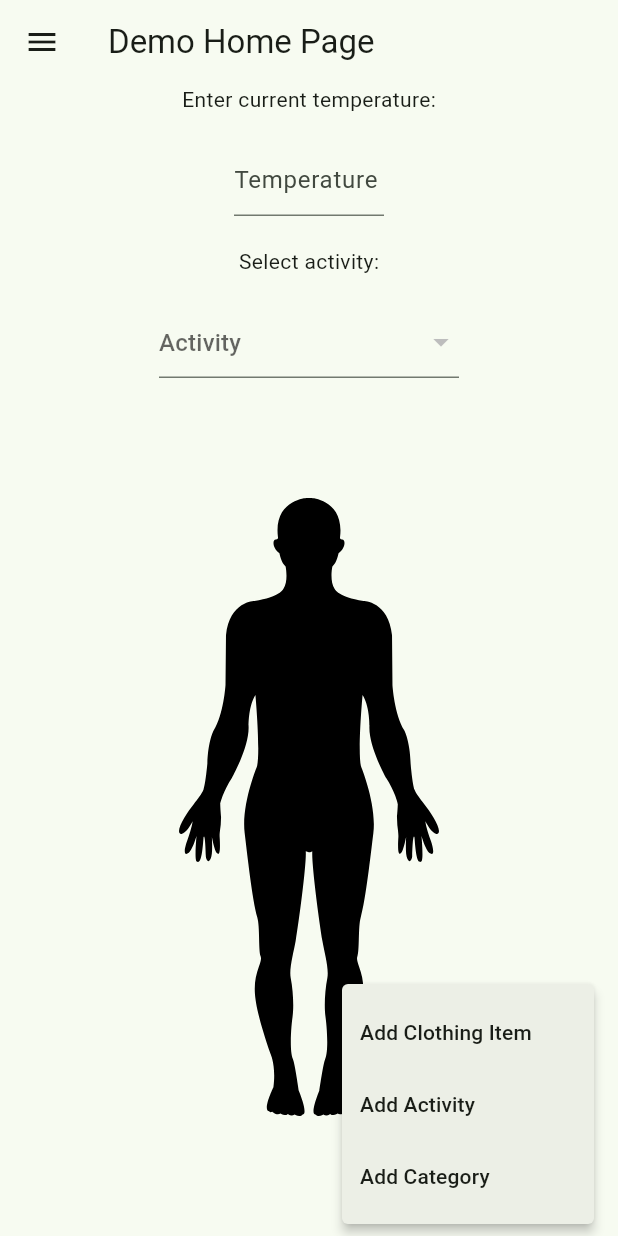
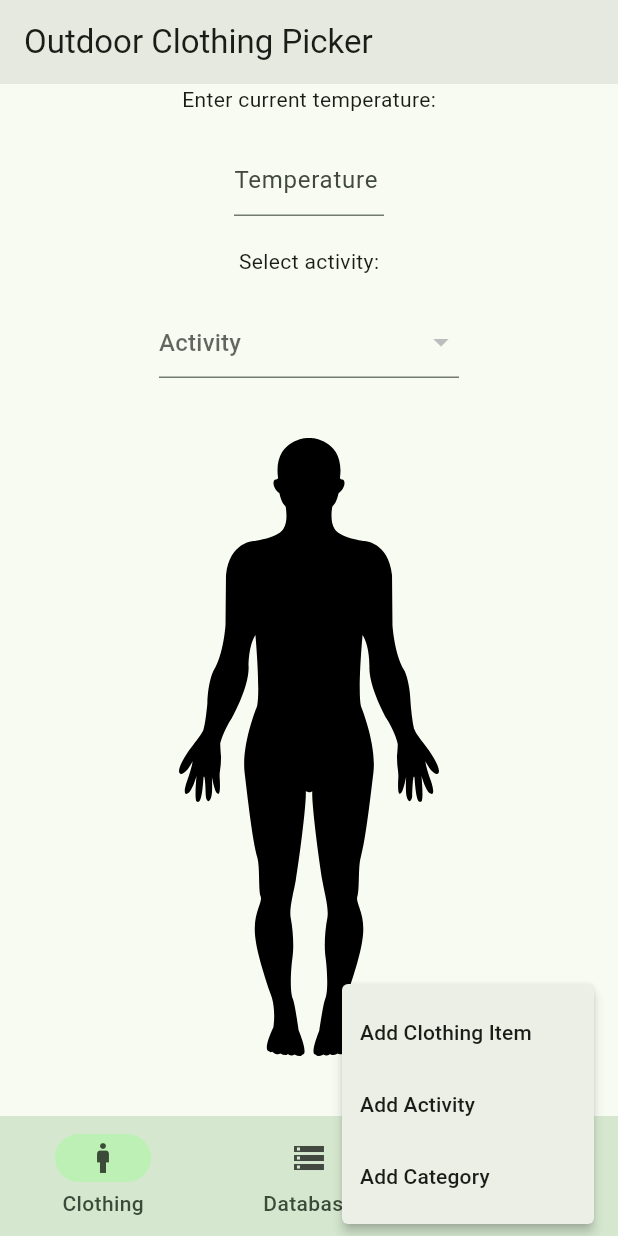
Before and after one commit to tunasoup/outdoor-clothing-picker, a Flutter app: the screen it shows after launch, after a tap on the "add" icon, on a phone screen of 412 x 824 dp. Run offline on Flutter 3.47's test engine with Material 3 defaults, Android fonts, the phone set to English and light mode, and no system bars; our stand-ins replace drift, drift_flutter, flutter_svg; missing offline and left inert: universal_html; accounts and stored records are empty; generated files the repository leaves out were written again; statements that could not run were skipped.

Commit message:
Change drawer to a responsive bar
Use navigation bar for narrow screens, rail for wides

```diff
--- a/lib/main.dart
+++ b/lib/main.dart
@@ -2,15 +2,13 @@ import 'package:flutter/foundation.dart';
 import 'package:flutter/material.dart';
 
 import 'package:outdoor_clothing_picker/database/database.dart';
-import 'package:outdoor_clothing_picker/pages/clothing_page.dart';
-import 'package:outdoor_clothing_picker/pages/data_visualization_page.dart';
+import 'package:outdoor_clothing_picker/pages/home_page.dart';
 
 late AppDb db;
 
 void main() async {
   WidgetsFlutterBinding.ensureInitialized();
   db = AppDb();
-
 
   // Insert default data when not in release mode if the tables are empty
   if (kDebugMode) await insertDefaultDataIfNeeded(db);
@@ -40,11 +38,7 @@ class MyApp extends StatelessWidget {
     return MaterialApp(
       title: 'Outdoor Clothing Picker',
       theme: ThemeData(colorScheme: ColorScheme.fromSeed(seedColor: Colors.green)),
-      home: ClothingPage(title: 'Demo Home Page', db: db),
-      routes: {
-        '/clothing': (context) => ClothingPage(title: 'Demo Home Page', db: db),
-        '/database': (context) => DataVisualizationPage(db: db),
-      },
+      home: HomePage(db: db),
     );
   }
 }
--- a/lib/pages/clothing_page.dart
+++ b/lib/pages/clothing_page.dart
@@ -4,7 +4,6 @@ import 'package:flutter_svg/flutter_svg.dart';
 import 'package:universal_html/html.dart' as html;
 
 import 'package:outdoor_clothing_picker/database/database.dart';
-import 'package:outdoor_clothing_picker/widgets/app_drawer.dart';
 import 'package:outdoor_clothing_picker/widgets/utils.dart';
 
 /// The clothing page visualizes which clothings from a local database would be appropriate
@@ -27,6 +26,8 @@ class _ClothingPageState extends State<ClothingPage> {
   List<String> _activities = [];
   List<ValidClothingResult> _selectedClothing = [];
   final GlobalKey _svgKey = GlobalKey();
+  int selectedIndex = 0;
+  bool useRail = false;
 
   @override
   void initState() {
@@ -79,8 +80,8 @@ class _ClothingPageState extends State<ClothingPage> {
   @override
   Widget build(BuildContext context) {
     return Scaffold(
-      appBar: AppBar(title: Text(widget.title)),
-      drawer: const AppDrawer(),
+      // appBar: AppBar(title: Text(widget.title)),
+      // endDrawer: const AppDrawer(),
       floatingActionButton: AdderButton(
         loadActivities: _loadActivities,
         loadClothing: _updateClothing,
--- a/lib/pages/data_visualization_page.dart
+++ b/lib/pages/data_visualization_page.dart
@@ -1,7 +1,6 @@
 import 'package:flutter/foundation.dart';
 import 'package:flutter/material.dart';
 
-import 'package:outdoor_clothing_picker/widgets/app_drawer.dart';
 import 'package:outdoor_clothing_picker/database/database.dart';
 import 'package:outdoor_clothing_picker/widgets/utils.dart';
 
@@ -67,8 +66,6 @@
   @override
   Widget build(BuildContext context) {
     return Scaffold(
-      appBar: AppBar(title: const Text('Database Viewer')),
-      drawer: const AppDrawer(),
       body: FutureBuilder<Map<String, List<Map<String, dynamic>>>>(
         future: _tableDataFuture,
         builder: (context, snapshot) {
--- /dev/null
+++ b/lib/pages/home_page.dart
@@ -0,0 +1,62 @@
+import 'package:flutter/material.dart';
+
+import 'package:outdoor_clothing_picker/database/database.dart';
+import 'package:outdoor_clothing_picker/pages/clothing_page.dart';
+import 'package:outdoor_clothing_picker/pages/data_visualization_page.dart';
+import 'package:outdoor_clothing_picker/pages/settings_page.dart';
+import 'package:outdoor_clothing_picker/widgets/navigation.dart';
+
+/// Parent widget for the real pages, managing navigation.
+class HomePage extends StatefulWidget {
+  final AppDb db;
+
+  const HomePage({super.key, required this.db});
+
+  @override
+  State<HomePage> createState() => _HomePageState();
+}
+
+class _HomePageState extends State<HomePage> {
+  int currentPageIndex = 0;
+  bool wideScreen = false;
+
+  late final List<Widget> pages = [
+    ClothingPage(title: 'Clothing', db: widget.db), // landing page
+    DataVisualizationPage(db: widget.db),
+    const SettingsPage(),
+  ];
+
+  void onIndexChanged(int index) {
+    setState(() {
+      currentPageIndex = index;
+    });
+  }
+
+  @override
+  void didChangeDependencies() {
+    super.didChangeDependencies();
+    final double width = MediaQuery.of(context).size.width;
+    wideScreen = width > 600;
+  }
+
+  @override
+  Widget build(BuildContext context) {
+    return Scaffold(
+      appBar: AppBar(
+        title: const Text('Outdoor Clothing Picker'),
+        backgroundColor: Theme.of(context).colorScheme.surfaceContainerHigh,
+      ),
+      body: wideScreen
+          ? Row(
+              children: [
+                buildNavigationRail(context, onIndexChanged, currentPageIndex),
+                Expanded(child: pages[currentPageIndex]),
+              ],
+            )
+          : pages[currentPageIndex],
+      bottomNavigationBar: wideScreen
+          ? null
+          : buildNavigationBar(context, onIndexChanged, currentPageIndex),
+    );
+  }
+}
--- /dev/null
+++ b/lib/widgets/navigation.dart
@@ -0,0 +1,58 @@
+import 'package:flutter/material.dart';
+
+const List<NavigationDestination> destinations = <NavigationDestination>[
+  NavigationDestination(
+    icon: Icon(Icons.man),
+    selectedIcon: Icon(Icons.man_outlined),
+    label: 'Clothing',
+  ),
+  NavigationDestination(
+    icon: Icon(Icons.storage),
+    selectedIcon: Icon(Icons.storage_outlined),
+    label: 'Database',
+  ),
+  NavigationDestination(
+    icon: Icon(Icons.settings),
+    selectedIcon: Icon(Icons.settings_outlined),
+    label: 'Settings',
+  ),
+];
+
+List<NavigationRailDestination> navigationRailDestinations = destinations
+    .map(
+      (d) => NavigationRailDestination(
+        icon: d.icon,
+        selectedIcon: d.selectedIcon,
+        label: Text(d.label),
+      ),
+    )
+    .toList();
+
+Widget buildNavigationRail(context, onDestinationSelected, int selectedIndex) {
+  return NavigationRail(
+    selectedIndex: selectedIndex,
+    onDestinationSelected: onDestinationSelected,
+    labelType: NavigationRailLabelType.all,
+    destinations: navigationRailDestinations,
+    indicatorColor: Theme.of(context).colorScheme.primaryContainer,
+    backgroundColor: Theme.of(context).colorScheme.secondaryContainer,
+  );
+}
+
+Widget buildNavigationBar(context, onDestinationSelected, int selectedIndex) {
+  return NavigationBar(
+    selectedIndex: selectedIndex,
+    onDestinationSelected: onDestinationSelected,
+    destinations: destinations,
+    indicatorColor: Theme.of(context).colorScheme.primaryContainer,
+    backgroundColor: Theme.of(context).colorScheme.secondaryContainer,
+    animationDuration: Duration(seconds: 1),
+    labelTextStyle: WidgetStateProperty.all(
+      TextStyle(
+        color: Theme.of(context).colorScheme.onSecondaryContainer,
+        fontSize: 14,
+        fontWeight: FontWeight.w500,
+      ),
+    ),
+  );
+}
```
Also changed, not shown: lib/pages/settings_page.dart (added, +17 -0 lines), lib/widgets/app_drawer.dart (deleted, +0 -38 lines).
